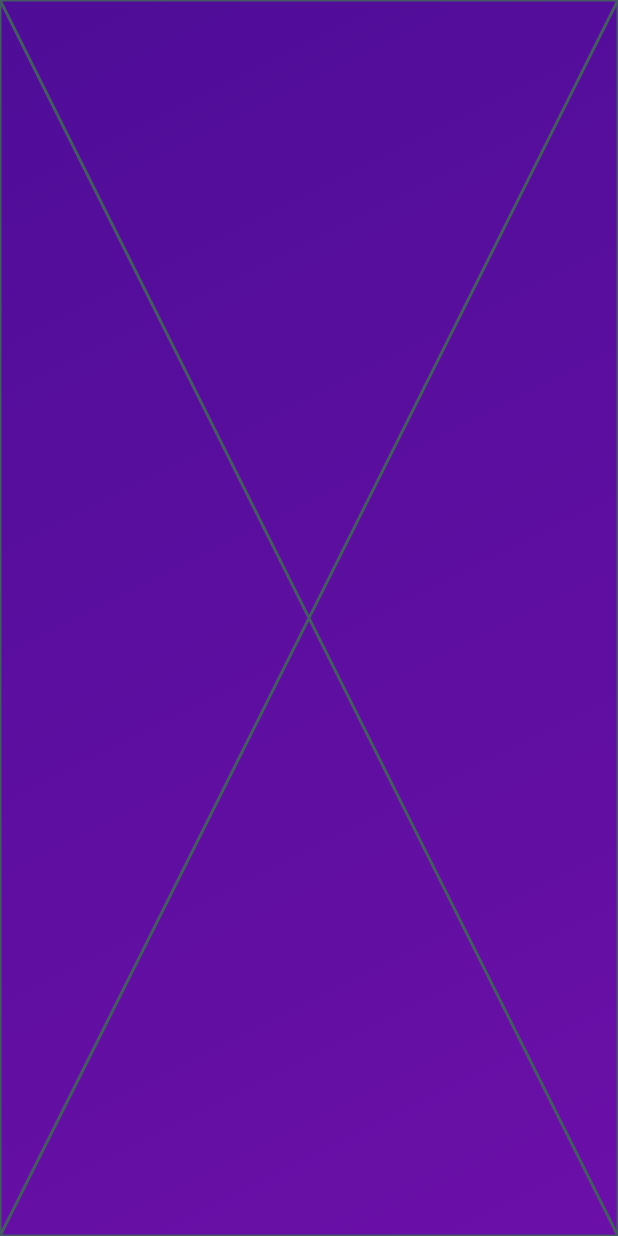
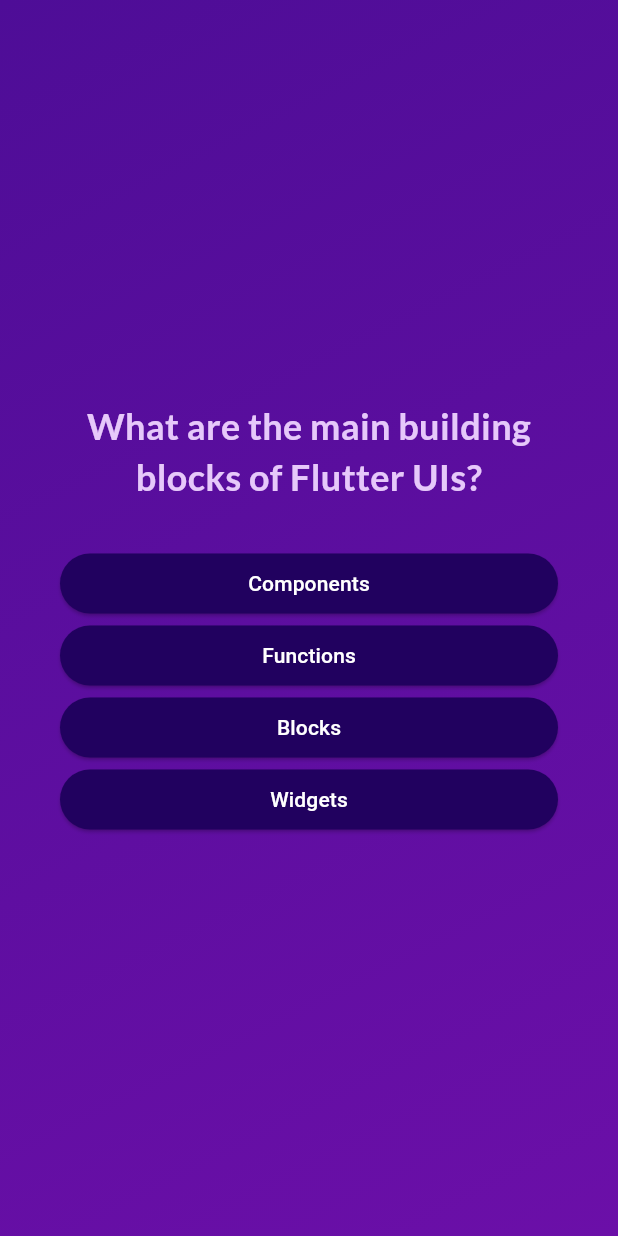
Before and after one commit to AmadeusJ/flutter-study, a Flutter app: the screen it shows after launch, after a tap on "Start Quiz", on a phone screen of 412 x 824 dp. Run offline on Flutter 3.47's test engine with Material 3 defaults, Android fonts, the phone set to English and light mode, and no system bars; our stand-ins replace google_fonts.

Commit message:
quiz_app study done

```diff
--- /dev/null
+++ b/quiz_app/lib/answer_button.dart
@@ -0,0 +1,22 @@
+import 'package:flutter/material.dart';
+
+class AnswerButton extends StatelessWidget {
+  const AnswerButton({super.key, required this.answerText, required this.onTap});
+
+  final String answerText;
+  final void Function() onTap;
+
+  @override
+  Widget build(BuildContext context) {
+    return ElevatedButton(
+      onPressed: onTap,
+      child: Text(answerText.toString()),
+      style: ElevatedButton.styleFrom(
+        padding: const EdgeInsets.symmetric(horizontal: 40, vertical: 10),
+        backgroundColor: const Color.fromARGB(255, 33, 1, 95),
+        foregroundColor: Colors.white,
+        shape: RoundedRectangleBorder(borderRadius: BorderRadius.circular(40)),
+      ),
+    );
+  }
+}
--- /dev/null
+++ b/quiz_app/lib/data/questions.dart
@@ -0,0 +1,55 @@
+import 'package:quiz_app/models/quiz_questions.dart';
+
+const questions = [
+  QuizQuestion(
+    'What are the main building blocks of Flutter UIs?',
+    [
+      'Widgets',
+      'Components',
+      'Blocks',
+      'Functions',
+    ],
+  ),
+  QuizQuestion('How are Flutter UIs built?', [
+    'By combining widgets in code',
+    'By combining widgets in a visual editor',
+    'By defining widgets in config files',
+    'By using XCode for iOS and Android Studio for Android',
+  ]),
+  QuizQuestion(
+    'What\'s the purpose of a StatefulWidget?',
+    [
+      'Update UI as data changes',
+      'Update data as UI changes',
+      'Ignore data changes',
+      'Render UI that does not depend on data',
+    ],
+  ),
+  QuizQuestion(
+    'Which widget should you try to use more often: StatelessWidget or StatefulWidget?',
+    [
+      'StatelessWidget',
+      'StatefulWidget',
+      'Both are equally good',
+      'None of the above',
+    ],
+  ),
+  QuizQuestion(
+    'What happens if you change data in a StatelessWidget?',
+    [
+      'The UI is not updated',
+      'The UI is updated',
+      'The closest StatefulWidget is updated',
+      'Any nested StatefulWidgets are updated',
+    ],
+  ),
+  QuizQuestion(
+    'How should you update data inside of StatefulWidgets?',
+    [
+      'By calling setState()',
+      'By calling updateData()',
+      'By calling updateUI()',
+      'By calling updateState()',
+    ],
+  ),
+];
--- /dev/null
+++ b/quiz_app/lib/models/quiz_questions.dart
@@ -0,0 +1,12 @@
+class QuizQuestion {
+  const QuizQuestion(this.text, this.answers);
+
+  final String text;
+  final List<String> answers;
+
+  List<String> getShuffledAnswers() {
+    final shuffledList = List.of(answers);
+    shuffledList.shuffle();   // List of data type 'List' has a method 'shuffle'
+    return shuffledList;
+  }
+}
--- a/quiz_app/lib/questions_screen.dart
+++ b/quiz_app/lib/questions_screen.dart
@@ -1,7 +1,12 @@
 import 'package:flutter/material.dart';
+import 'package:quiz_app/answer_button.dart';
+import 'package:quiz_app/data/questions.dart';
+import 'package:google_fonts/google_fonts.dart';
 
 class QuestionsScreen extends StatefulWidget {
-  const QuestionsScreen({super.key});
+  const QuestionsScreen({super.key, required this.onSelectAnswer});
+
+  final void Function(String answer) onSelectAnswer;
 
   @override
   State<QuestionsScreen> createState() {
@@ -10,8 +15,50 @@ class QuestionsScreen extends StatefulWidget {
 }
 
 class _QuestionsScreenState extends State<QuestionsScreen> {
+
   @override
+  var currentQuestionIndex = 0;
+
+  void answerQuestion(String selectedAnswer) {
+    widget.onSelectAnswer(selectedAnswer);    // This is used to pass the selected answer to the parent widget
+    setState(() {
+      currentQuestionIndex++;
+    });
+  }
+
+
   Widget build(BuildContext context) {
-    return const Placeholder();
+    final currentQuestion = questions[currentQuestionIndex];
+
+    return SizedBox(
+      width: double.infinity,  // This is used to make the width of the column take the full width of the screen
+      child: Container(
+        margin: const EdgeInsets.all(40),   //  This is used to add padding to the container
+        child: Column(
+          mainAxisAlignment: MainAxisAlignment.center, // This is used to center the text in the column
+          crossAxisAlignment: CrossAxisAlignment.stretch, // This is used to stretch the text in the column
+          children: [
+            Text(
+              currentQuestion.text,
+              style: GoogleFonts.lato(
+                color: const Color.fromARGB(255, 230, 200, 250),
+                fontSize: 24,
+                fontWeight: FontWeight.bold,
+              ),
+              textAlign: TextAlign.center,
+            ),
+            const SizedBox(height: 30),
+            ...currentQuestion.getShuffledAnswers().map((answer) {
+              return AnswerButton(
+                onTap: () {
+                  answerQuestion(answer);  // This is used to pass the selected answer to the parent widget
+                },
+                answerText: answer,
+              );
+            }),
+          ],
+        ),
+      ),
+    );
   }
 }
--- a/quiz_app/lib/quiz.dart
+++ b/quiz_app/lib/quiz.dart
@@ -1,6 +1,8 @@
 import 'package:flutter/material.dart';
 import 'package:quiz_app/start_screen.dart';
 import 'package:quiz_app/questions_screen.dart';
+import 'package:quiz_app/result_screen.dart';
+import 'package:quiz_app/data/questions.dart';
 
 class Quiz extends StatefulWidget {
   const Quiz({super.key});
@@ -14,6 +16,7 @@ class Quiz extends StatefulWidget {
 class _QuizState extends State<Quiz> {
   // Widget? activeScreen; // '?' is used to make the variable nullable, activeScreen is not initialized yet
   var activeScreen = 'start-screen';
+  final List<String> selectedAnswers = [];
 
   // 'initState' is called when the widget is created
   @override
@@ -30,11 +33,23 @@ class _QuizState extends State<Quiz> {
     });
   }
 
+  void chooseAnswer(String answer) {
+    selectedAnswers.add(answer);
+    if (selectedAnswers.length == questions.length) {
+      setState(() {
+        activeScreen = 'result-screen';
+      });
+    }
+  }
+
   @override
   Widget build(BuildContext context) {
     Widget screenWidget = StartScreen(switchScreen);
     if (activeScreen == 'questions-screen') {
-      screenWidget = const QuestionsScreen();
+      screenWidget = QuestionsScreen(onSelectAnswer: chooseAnswer);
+    }
+    if (activeScreen == 'result-screen') {
+      screenWidget = ResultScreen(selectedAnswers: selectedAnswers);
     }
     return MaterialApp(
       home: Scaffold(
--- a/quiz_app/lib/start_screen.dart
+++ b/quiz_app/lib/start_screen.dart
@@ -1,4 +1,5 @@
 import 'package:flutter/material.dart';
+import 'package:google_fonts/google_fonts.dart';
 
 class StartScreen extends StatelessWidget {
   const StartScreen(this.startQuiz, {super.key});     // super.key is the key of the widget
@@ -20,10 +21,11 @@ class StartScreen extends StatelessWidget {
             ),
           ),
           const SizedBox(height: 80),
-          const Text('Learn Flutter the fun way!',
-          style: TextStyle(
+          Text('Learn Flutter the fun way!',
+          style: GoogleFonts.lato(
               color: Colors.white,
-              fontSize: 24
+              fontSize: 24,
+              fontWeight: FontWeight.bold,
             ),
           ),
           const SizedBox(height: 30),
--- a/quiz_app/pubspec.yaml
+++ b/quiz_app/pubspec.yaml
@@ -34,6 +34,7 @@ dependencies:
   # The following adds the Cupertino Icons font to your application.
   # Use with the CupertinoIcons class for iOS style icons.
   cupertino_icons: ^1.0.8
+  google_fonts: ^6.2.1
 
 dev_dependencies:
   flutter_test:
```
Also changed, not shown: quiz_app/lib/questions_summary.dart (added, +36 -0 lines), quiz_app/lib/result_screen.dart (added, +65 -0 lines), quiz_app/pubspec.lock, 7 other files.
